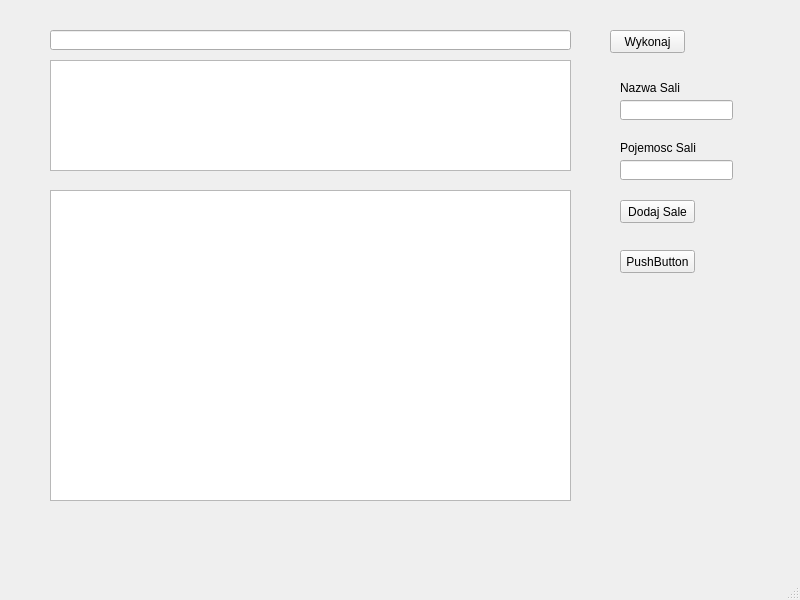
First picture: the form in nienazwany/mainwindow.ui, repository mbobas/QT_Cpp_SQLITE, before the edit.
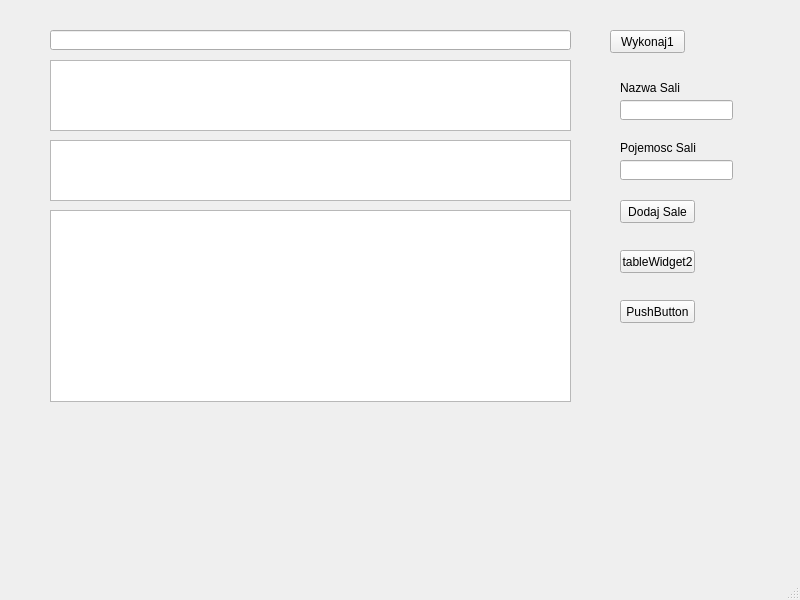
Second picture: the form after the edit.

The edit to the form file:
```diff
--- a/nienazwany/mainwindow.ui
+++ b/nienazwany/mainwindow.ui
@@ -24,7 +24,7 @@
      </rect>
     </property>
     <property name="text">
-     <string>Wykonaj</string>
+     <string>Wykonaj1</string>
     </property>
    </widget>
    <widget class="QTextEdit" name="textEdit">
@@ -33,7 +33,7 @@
       <x>50</x>
       <y>60</y>
       <width>521</width>
-      <height>111</height>
+      <height>71</height>
      </rect>
     </property>
    </widget>
@@ -110,9 +110,9 @@
     <property name="geometry">
      <rect>
       <x>50</x>
-      <y>190</y>
+      <y>140</y>
       <width>521</width>
-      <height>311</height>
+      <height>61</height>
      </rect>
     </property>
    </widget>
@@ -126,9 +126,32 @@
      </rect>
     </property>
     <property name="text">
+     <string>tableWidget2</string>
+    </property>
+   </widget>
+   <widget class="QPushButton" name="pushButton_4">
+    <property name="geometry">
+     <rect>
+      <x>620</x>
+      <y>300</y>
+      <width>75</width>
+      <height>23</height>
+     </rect>
+    </property>
+    <property name="text">
      <string>PushButton</string>
     </property>
    </widget>
+   <widget class="QTableView" name="tableView">
+    <property name="geometry">
+     <rect>
+      <x>50</x>
+      <y>210</y>
+      <width>521</width>
+      <height>192</height>
+     </rect>
+    </property>
+   </widget>
   </widget>
   <widget class="QMenuBar" name="menubar">
    <property name="geometry">
```
